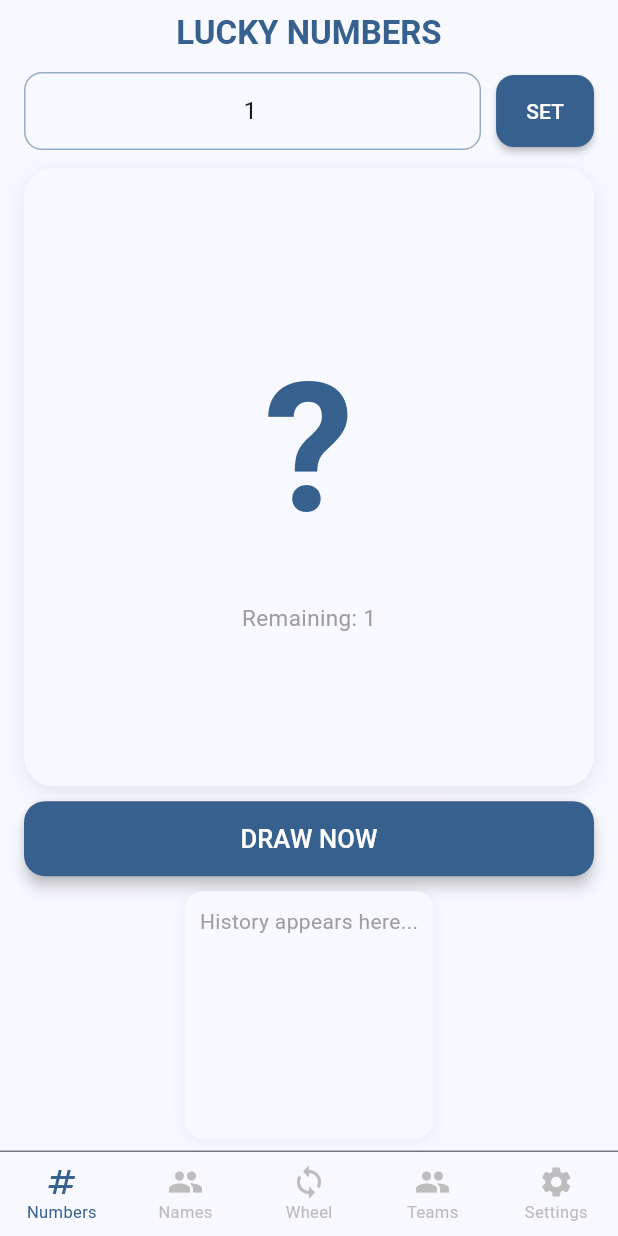
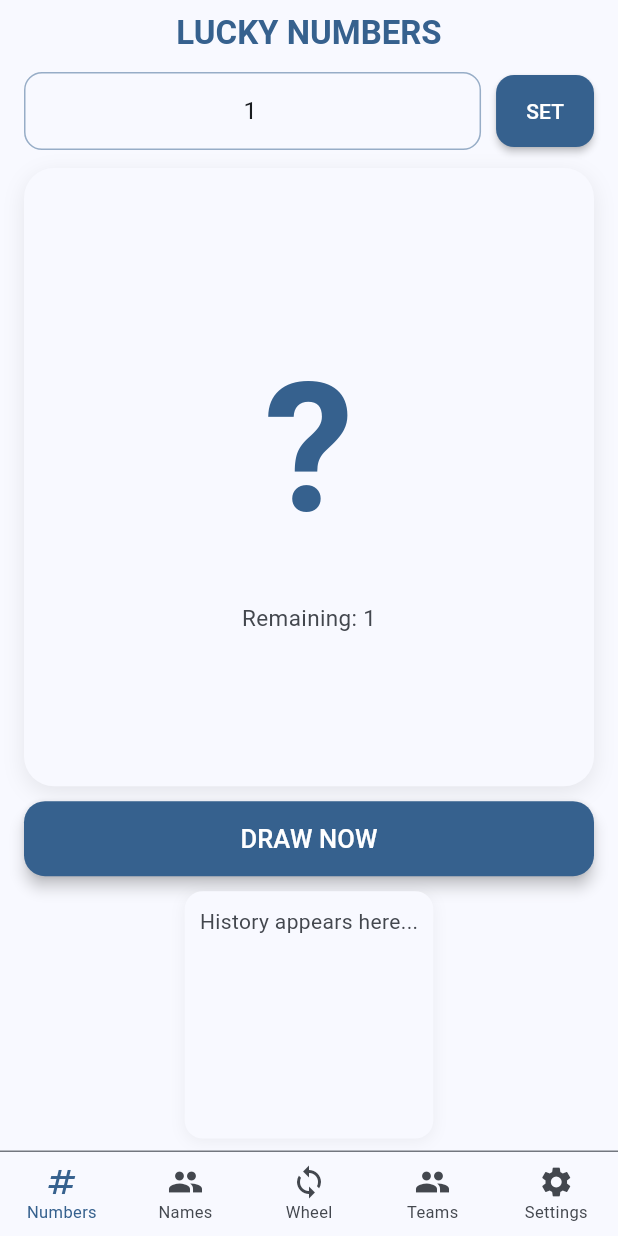
Before and after one commit to StevenandPizza/randomflutter, a Flutter app: the screen it shows after launch, after a tap on "SET", on a phone screen of 412 x 824 dp. Run offline on Flutter 3.47's test engine with Material 3 defaults, Android fonts, the phone set to English and light mode, and no system bars; our stand-ins replace audioplayers.

Commit message:
Refactor: InheritedWidget for theme + fix all dark mode colors
- Replace findAncestorStateOfType with InheritedWidget (_ThemeState)

- Remove disabledBackgroundColor overrides (use theme default)

- Replace hardcoded greys with theme.onSurfaceVariant

```diff
--- a/lib/main.dart
+++ b/lib/main.dart
@@ -8,33 +8,45 @@ void main() {
   runApp(const RandomFlutterApp());
 }
 
+class _ThemeState extends InheritedWidget {
+  final ThemeMode themeMode;
+  final Color seedColor;
+  final VoidCallback toggleTheme;
+  final ValueChanged<Color> setSeedColor;
+
+  const _ThemeState({
+    required this.themeMode,
+    required this.seedColor,
+    required this.toggleTheme,
+    required this.setSeedColor,
+    required super.child,
+  });
+
+  static _ThemeState? of(BuildContext context) {
+    return context.dependOnInheritedWidgetOfExactType<_ThemeState>();
+  }
+
+  @override
+  bool updateShouldNotify(_ThemeState old) =>
+    old.themeMode != themeMode || old.seedColor != seedColor;
+}
+
 class RandomFlutterApp extends StatefulWidget {
   const RandomFlutterApp({super.key});
 
   @override
-  State<RandomFlutterApp> createState() => RandomFlutterAppState();
-
-  static RandomFlutterAppState? of(BuildContext context) {
-    return context.findAncestorStateOfType<RandomFlutterAppState>();
-  }
+  State<RandomFlutterApp> createState() => _RandomFlutterAppState();
 }
 
-class RandomFlutterAppState extends State<RandomFlutterApp> {
+class _RandomFlutterAppState extends State<RandomFlutterApp> {
   ThemeMode _themeMode = ThemeMode.light;
   Color _seedColor = Colors.blue;
 
-  ThemeMode get themeMode => _themeMode;
-  Color get seedColor => _seedColor;
-
-  void toggleTheme() {
-    setState(() {
+  void _toggleTheme() => setState(() {
     _themeMode = _themeMode == ThemeMode.light ? ThemeMode.dark : ThemeMode.light;
   });
-  }
 
-  void setSeedColor(Color color) {
-    setState(() => _seedColor = color);
-  }
+  void _setSeedColor(Color c) => setState(() => _seedColor = c);
 
   @override
   Widget build(BuildContext context) {
@@ -52,7 +64,13 @@ class RandomFlutterAppState extends State<RandomFlutterApp> {
         useMaterial3: true,
         brightness: Brightness.dark,
       ),
-      home: const SplashScreen(),
+      home: _ThemeState(
+        themeMode: _themeMode,
+        seedColor: _seedColor,
+        toggleTheme: _toggleTheme,
+        setSeedColor: _setSeedColor,
+        child: const SplashScreen(),
+      ),
     );
   }
 }
@@ -126,12 +144,12 @@ class _SplashScreenState extends State<SplashScreen> {
                 child: LinearProgressIndicator(
                   value: progress,
                   minHeight: 8,
-                  backgroundColor: Colors.grey[200],
+                  backgroundColor: theme.colorScheme.surfaceContainerHighest,
                 ),
               ),
             ),
             const SizedBox(height: 16),
-            Text(status, style: theme.textTheme.bodySmall?.copyWith(color: Colors.grey[600])),
+            Text(status, style: theme.textTheme.bodySmall?.copyWith(color: theme.colorScheme.onSurfaceVariant)),
           ],
         ),
       ),
@@ -468,7 +486,7 @@ class _MainScreenState extends State<MainScreen> with TickerProviderStateMixin {
           type: BottomNavigationBarType.fixed,
           backgroundColor: theme.cardColor,
           selectedItemColor: theme.colorScheme.primary,
-          unselectedItemColor: Colors.grey[400],
+          unselectedItemColor: theme.colorScheme.onSurfaceVariant,
           selectedFontSize: 11,
           unselectedFontSize: 11,
           elevation: 0,
@@ -544,7 +562,7 @@ class _MainScreenState extends State<MainScreen> with TickerProviderStateMixin {
                     const SizedBox(height: 16),
                     Text(
                       availableNumbers.isEmpty ? 'Tap SET to start' : 'Remaining: ${availableNumbers.length}',
-                      style: const TextStyle(fontSize: 15, color: Colors.grey),
+                      style: TextStyle(fontSize: 15, color: theme.colorScheme.onSurfaceVariant),
                     ),
                   ],
                 ),
@@ -559,7 +577,6 @@ class _MainScreenState extends State<MainScreen> with TickerProviderStateMixin {
                 style: ElevatedButton.styleFrom(
                     backgroundColor: primary,
                     foregroundColor: theme.colorScheme.onPrimary,
-                  disabledBackgroundColor: Colors.grey[300],
                     shape: RoundedRectangleBorder(borderRadius: BorderRadius.circular(14)),
                     elevation: 4,
                   ),
@@ -579,7 +596,7 @@ class _MainScreenState extends State<MainScreen> with TickerProviderStateMixin {
                 child: SingleChildScrollView(
                   child: Text(
                     drawnNumbers.isEmpty ? 'History appears here...' : drawnNumbers.reversed.join(', '),
-                    style: const TextStyle(fontSize: 14, color: Colors.grey),
+                    style: TextStyle(fontSize: 14, color: theme.colorScheme.onSurfaceVariant),
                   ),
                 ),
               ),
@@ -650,7 +667,7 @@ class _MainScreenState extends State<MainScreen> with TickerProviderStateMixin {
                     const SizedBox(height: 8),
                     Text(
                       availableNames.isEmpty ? 'Waiting for names...' : 'Remaining: ${availableNames.length}',
-                      style: theme.textTheme.bodySmall?.copyWith(color: Colors.grey[500]),
+                      style: theme.textTheme.bodySmall?.copyWith(color: theme.colorScheme.onSurfaceVariant),
                     ),
                   ],
                 ),
@@ -665,7 +682,6 @@ class _MainScreenState extends State<MainScreen> with TickerProviderStateMixin {
                 style: ElevatedButton.styleFrom(
                   backgroundColor: primary,
                   foregroundColor: theme.colorScheme.onPrimary,
-                  disabledBackgroundColor: Colors.grey[300],
                   shape: RoundedRectangleBorder(borderRadius: BorderRadius.circular(14)),
                   elevation: 4,
                 ),
@@ -738,7 +754,6 @@ class _MainScreenState extends State<MainScreen> with TickerProviderStateMixin {
                 style: ElevatedButton.styleFrom(
                   backgroundColor: primary,
                   foregroundColor: theme.colorScheme.onPrimary,
-                  disabledBackgroundColor: Colors.grey[300],
                   shape: RoundedRectangleBorder(borderRadius: BorderRadius.circular(12)),
                   elevation: 3,
                 ),
@@ -829,10 +844,10 @@ class _MainScreenState extends State<MainScreen> with TickerProviderStateMixin {
   }
 
   Widget _buildSettingsTab(ThemeData theme) {
-    final appState = RandomFlutterApp.of(context);
-    if (appState == null) return const SizedBox();
-    final isDark = appState.themeMode == ThemeMode.dark;
-    final seed = appState.seedColor;
+    final themeState = _ThemeState.of(context);
+    if (themeState == null) return const SizedBox();
+    final isDark = themeState.themeMode == ThemeMode.dark;
+    final seed = themeState.seedColor;
 
     const colorOptions = [
       Colors.blue,
@@ -868,7 +883,7 @@ class _MainScreenState extends State<MainScreen> with TickerProviderStateMixin {
                     title: const Text('Dark Mode'),
                     subtitle: const Text('Toggle dark theme'),
                     value: isDark,
-                    onChanged: (_) => appState.toggleTheme(),
+                    onChanged: (_) => themeState.toggleTheme(),
                     secondary: Icon(isDark ? Icons.dark_mode : Icons.light_mode, color: theme.colorScheme.primary),
                   ),
                   const Divider(height: 1, indent: 16, endIndent: 16),
@@ -891,7 +906,7 @@ class _MainScreenState extends State<MainScreen> with TickerProviderStateMixin {
               children: colorOptions.map((c) {
                 final selected = seed.toARGB32() == c.toARGB32();
                 return GestureDetector(
-                  onTap: () => appState.setSeedColor(c),
+                  onTap: () => themeState.setSeedColor(c),
                   child: AnimatedContainer(
                     duration: const Duration(milliseconds: 200),
                     width: 50,
```
Lines whose indentation alone changed are shown as unchanged.
